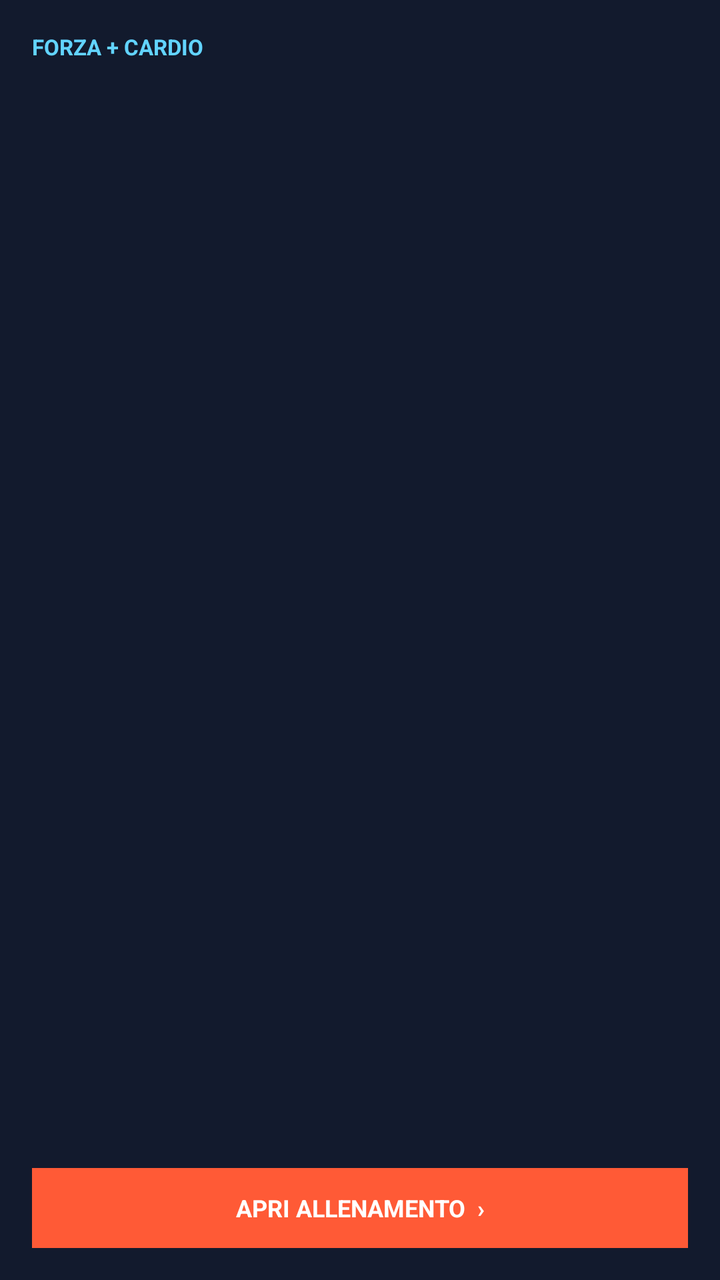
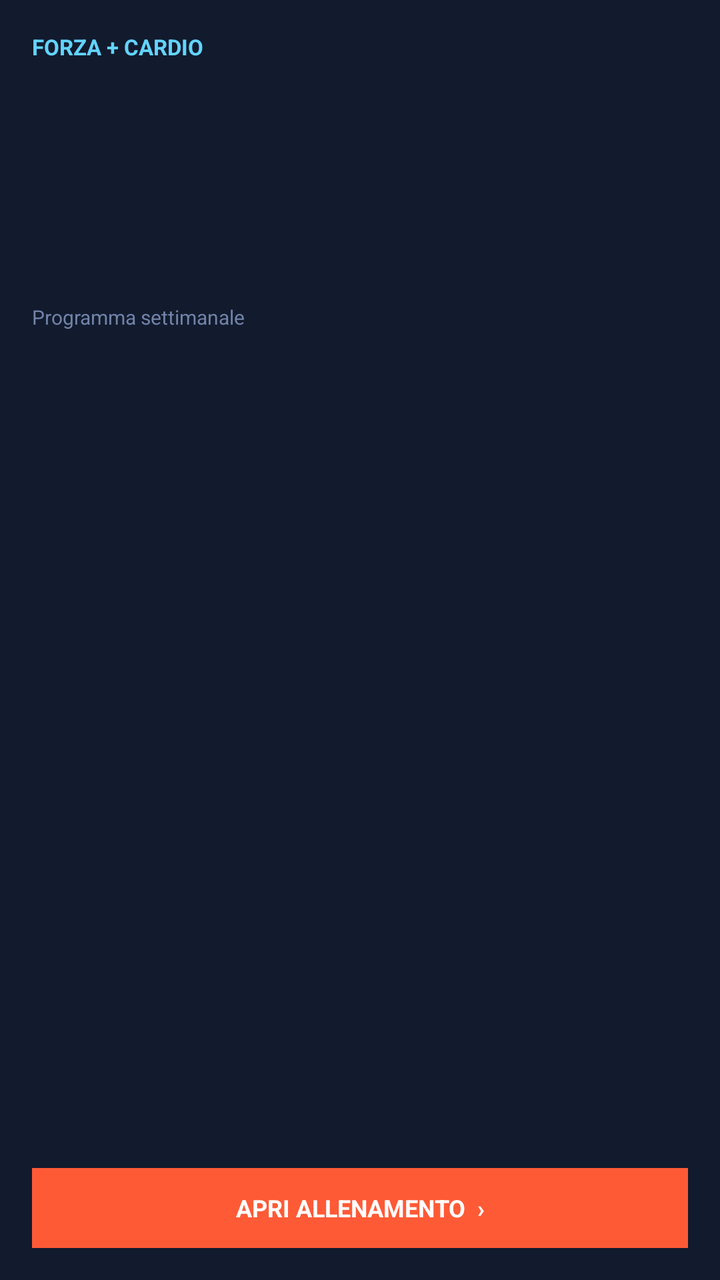

The first picture is an Android layout as it rendered before a commit; the second is the same layout after the commit. The layout source and the unified diff follow.
<!-- AndroidManifest.xml: application theme AppTheme -->
<!-- res/layout/widget_training_today.xml -->
<?xml version="1.0" encoding="utf-8"?>
<LinearLayout xmlns:android="http://schemas.android.com/apk/res/android"
    android:id="@+id/widget_root"
    android:layout_width="match_parent"
    android:layout_height="match_parent"
    android:orientation="vertical"
    android:padding="16dp"
    android:background="#121A2D">

    <TextView
        android:id="@+id/widget_type"
        android:layout_width="wrap_content"
        android:layout_height="wrap_content"
        android:text="FORZA + CARDIO"
        android:textColor="#62D4FF"
        android:textSize="11sp"
        android:textStyle="bold" />

    <TextView
        android:id="@+id/widget_date"
        android:layout_width="wrap_content"
        android:layout_height="wrap_content"
        android:layout_marginTop="3dp"
        android:textColor="#9FB0D0"
        android:textSize="12sp" />

    <TextView
        android:id="@+id/widget_day"
        android:layout_width="wrap_content"
        android:layout_height="wrap_content"
        android:layout_marginTop="10dp"
        android:textColor="#FF7A52"
        android:textSize="13sp"
        android:textStyle="bold" />

    <TextView
        android:id="@+id/widget_title"
        android:layout_width="match_parent"
        android:layout_height="wrap_content"
        android:layout_marginTop="2dp"
        android:maxLines="2"
        android:ellipsize="end"
        android:textColor="#FFFFFF"
        android:textSize="18sp"
        android:textStyle="bold" />

    <TextView
        android:id="@+id/widget_focus"
        android:layout_width="match_parent"
        android:layout_height="wrap_content"
        android:layout_marginTop="7dp"
        android:textColor="#B7C6FF"
        android:textSize="12sp" />

    <TextView
        android:id="@+id/widget_cardio"
        android:layout_width="match_parent"
        android:layout_height="wrap_content"
        android:layout_marginTop="2dp"
        android:textColor="#9FB0D0"
        android:textSize="12sp" />

    <Space
        android:layout_width="match_parent"
        android:layout_height="0dp"
        android:layout_weight="1" />

    <TextView
        android:id="@+id/widget_open"
        android:layout_width="match_parent"
        android:layout_height="40dp"
        android:gravity="center"
        android:text="APRI ALLENAMENTO  ›"
        android:textColor="#FFFFFF"
        android:textSize="12sp"
        android:textStyle="bold"
        android:background="#FF5A36" />
</LinearLayout>
<!-- resources referenced by this layout -->
<resources>
  <style name="AppTheme" parent="Theme.AppCompat.Light.DarkActionBar">
          
          <item name="colorPrimary">@color/colorPrimary</item>
          <item name="colorPrimaryDark">@color/colorPrimaryDark</item>
          <item name="colorAccent">@color/colorAccent</item>
      </style>
  <color tools:ignore="UnusedResources" name="colorPrimary">#3F51B5</color>
  <color tools:ignore="UnusedResources" name="colorPrimaryDark">#303F9F</color>
  <color tools:ignore="UnusedResources" name="colorAccent">#FF4081</color>
</resources>

<!-- the commit's change to res/layout/widget_training_today.xml (unified diff, before → after) -->
@@ -60,6 +60,17 @@
         android:textColor="#9FB0D0"
         android:textSize="12sp" />
 
+    <TextView
+        android:id="@+id/widget_sync"
+        android:layout_width="match_parent"
+        android:layout_height="wrap_content"
+        android:layout_marginTop="6dp"
+        android:maxLines="1"
+        android:ellipsize="end"
+        android:text="Programma settimanale"
+        android:textColor="#7183A8"
+        android:textSize="10sp" />
+
     <Space
         android:layout_width="match_parent"
         android:layout_height="0dp"
